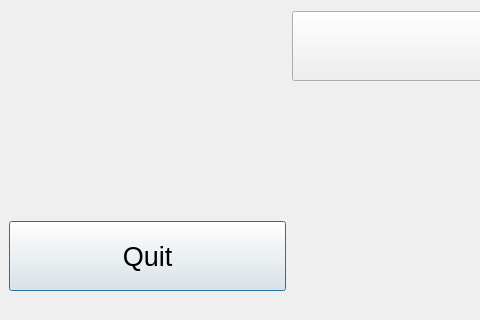
Lnd-stoL/fresnel-zones-qt, file QtFresnelZones/titlewindow.ui: the form before one commit; both pictures show x 0 to 480 and y 503 to 823 of the 1382 by 823 pixel window.
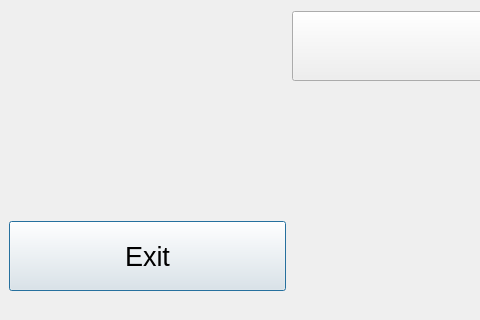
The form after the commit. Icons and pictures are not drawn. Custom widgets are drawn as their Qt base class.

Patch:
```diff
--- a/QtFresnelZones/titlewindow.ui
+++ b/QtFresnelZones/titlewindow.ui
@@ -592,7 +592,7 @@
          <locale language="English" country="UnitedStates"/>
         </property>
         <property name="text">
-         <string>Quit</string>
+         <string>Exit</string>
         </property>
         <property name="default">
          <bool>true</bool>
```
